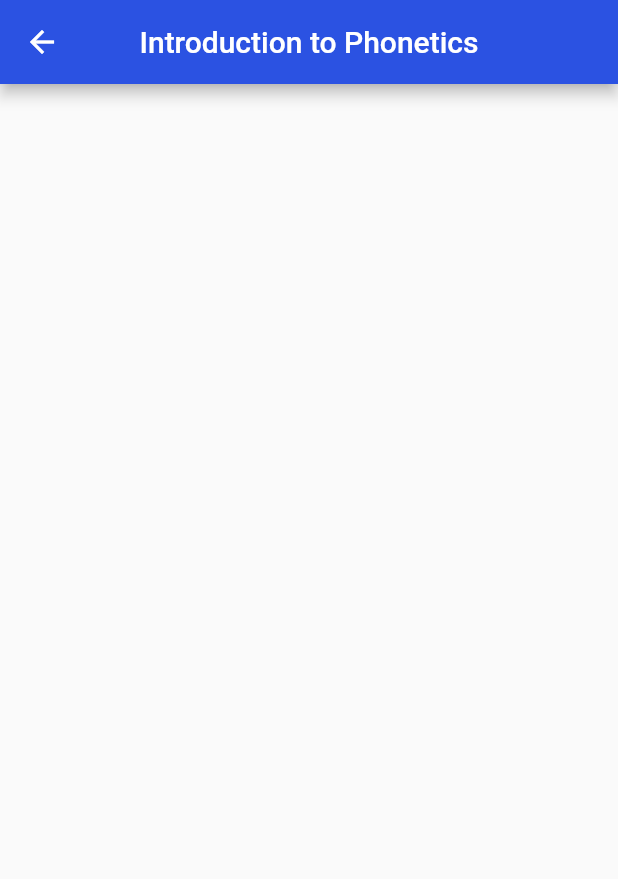
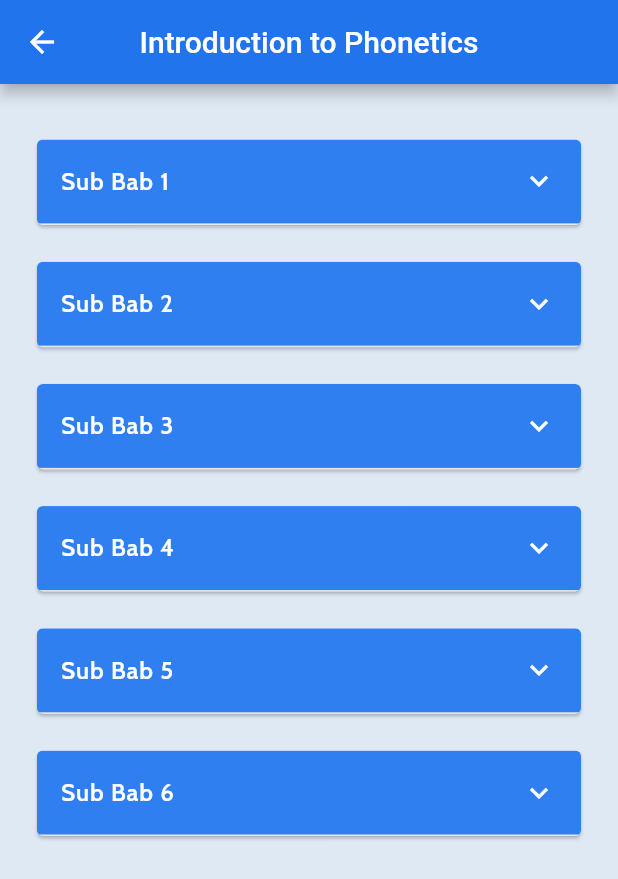
Before and after one commit to utrodus/flutter-phonetic-app, a Flutter app: the Intro screen opened by its route, on a phone screen of 412 x 824 dp. Shown: the top 879 px of the screen. Run offline on Flutter 3.47's test engine with Material 2 defaults, Android fonts, the phone set to English and light mode, and no system bars; drawn by our look-alikes of expandable.

Commit message:
Introduction Screen Finish

```diff
--- /dev/null
+++ b/lib/constant/content.dart
@@ -0,0 +1,3 @@
+
+const subBab1 =
+    "Lorem ipsum dolor sit amet, consectetur adipiscing elit, sed do eiusmod tempor incididunt ut labore et dolore magna aliqua. Ut enim ad minim veniam, quis nostrud exercitation ullamco laboris nisi ut aliquip ex ea commodo consequat. Duis aute irure dolor in reprehenderit in voluptate velit esse cillum dolore eu fugiat nulla pariatur. Excepteur sint occaecat cupidatat non proident, sunt in culpa qui officia deserunt mollit anim id est laborum.";
--- /dev/null
+++ b/lib/screen/pages/introduction/introitem.dart
@@ -0,0 +1,28 @@
+import 'package:expandable/expandable.dart';
+import 'package:flutter/material.dart';
+import 'package:ipa/constant/content.dart';
+import 'package:ipa/screen/style/config.dart';
+import 'package:ipa/screen/widgets/introitemlayout.dart';
+
+Widget introItem(BuildContext context) {
+  SizeConfig().init(context);
+  return ExpandableTheme(
+    data: ExpandableThemeData(iconColor: Colors.blue, useInkWell: false),
+    child: ListView(
+      padding: EdgeInsets.only(
+        top: SizeConfig.vertical * 2,
+        bottom: SizeConfig.vertical * 3,
+        left: SizeConfig.horizontal * 5,
+        right: SizeConfig.horizontal * 5,
+      ),
+      children: <Widget>[
+        IntroItemLayout(title: "Sub Bab 1", content: subBab1,),
+        IntroItemLayout(title: "Sub Bab 2", content: subBab1,),
+        IntroItemLayout(title: "Sub Bab 3", content: subBab1,),
+        IntroItemLayout(title: "Sub Bab 4", content: subBab1,),
+        IntroItemLayout(title: "Sub Bab 5", content: subBab1,),
+        IntroItemLayout(title: "Sub Bab 6", content: subBab1,),
+      ],
+    ),
+  );
+}
--- a/lib/screen/pages/introduction/screen.dart
+++ b/lib/screen/pages/introduction/screen.dart
@@ -1,4 +1,7 @@
 import 'package:flutter/material.dart';
+import 'package:ipa/screen/pages/introduction/introitem.dart';
+import 'package:ipa/screen/style/config.dart';
+import 'package:ipa/screen/style/palete.dart';
 import 'package:ipa/screen/widgets/appbar.dart';
 
 class Intro extends StatelessWidget {
@@ -7,7 +10,11 @@ class Intro extends StatelessWidget {
   @override
   Widget build(BuildContext context) {
     return Scaffold(
+      backgroundColor: Palete.blueGrey,
       appBar: appBar(context, judul: "Introduction to Phonetics"),
+      body: Container(
+        child: introItem(context)
+      ),
     );
   }
 }
--- a/lib/screen/style/palete.dart
+++ b/lib/screen/style/palete.dart
@@ -5,14 +5,16 @@ class Palete {
   static Color pink = Color.fromRGBO(235, 54, 149, 1);
   static Color red = Color.fromRGBO(240, 65, 65, 1);
   static Color white = Color.fromRGBO(255, 255, 255, 1);
-  static Color blue = Color.fromRGBO(43, 82, 226, 1);
+  static Color blue = Color.fromRGBO(33, 116, 235, 1);
+  static Color bgAppbar = Color.fromRGBO(40, 93, 239, 1);
   static Color blueMenu = Color.fromRGBO(48, 127, 240, 1);
   static Color blueButton = Color.fromRGBO(58, 82, 245, 1);
-  static Color lightBlue = Color.fromRGBO(87, 108, 252, 1);
+  static Color lightBlue = Color.fromRGBO(49, 91, 240, 0.8);
   static Color bgMenuGrey = Color.fromRGBO(228, 228, 228, 1);
-  static Color blueGrey = Color.fromRGBO(239, 244, 249, 1);
+  static Color blueGrey = Color.fromRGBO(223, 233,  244, 1);
   static Color bgGrey = Color.fromRGBO(244, 246, 249, 1);
   static Color formGrey = Color.fromRGBO(249, 250, 252, 1);
+  static Color isiColor = Color.fromRGBO(80, 80, 80, 1);
   static Color shadowMenu = Color.fromRGBO(0, 0, 0, 0.6);
 
 
--- /dev/null
+++ b/lib/screen/widgets/introitemlayout.dart
@@ -0,0 +1,93 @@
+import 'package:expandable/expandable.dart';
+import 'package:flutter/material.dart';
+import 'package:ipa/screen/style/config.dart';
+import 'package:ipa/screen/style/palete.dart';
+
+class IntroItemLayout extends StatelessWidget {
+  final String content, title;
+  IntroItemLayout({
+    this.content,
+    this.title,
+  });
+
+  @override
+  Widget build(BuildContext context) {
+    SizeConfig().init(context);
+    buildCollapsed() {
+      return Container();
+    }
+
+    buildExpanded() {
+      return Padding(
+        padding: EdgeInsets.all(SizeConfig.horizontal * 3),
+        child: Column(
+          crossAxisAlignment: CrossAxisAlignment.start,
+          children: <Widget>[
+            Text(
+              content ?? "-",
+              softWrap: true,
+              overflow: TextOverflow.clip,
+              textAlign: TextAlign.justify,
+              style: TextStyle(
+                  fontFamily: Palete.cabinRegular,
+                  color: Palete.isiColor,
+                  fontSize: SizeConfig.horizontal * 3.7),
+            ),
+          ],
+        ),
+      );
+    }
+
+    return Container(
+      margin: EdgeInsets.only(top: SizeConfig.vertical * 2),
+      child: ExpandableNotifier(
+          child: ScrollOnExpand(
+        child: Card(
+          clipBehavior: Clip.antiAlias,
+          child: Column(
+            crossAxisAlignment: CrossAxisAlignment.start,
+            children: <Widget>[
+              Builder(
+                builder: (context) {
+                  var controller = ExpandableController.of(context);
+                  return Container(
+                    decoration: BoxDecoration(
+                        color:
+                            controller.expanded ? Palete.blue : Palete.blueMenu),
+                    child: ListTile(
+                      title: Text(
+                        title ?? "-",
+                        maxLines: 2,
+                        overflow: TextOverflow.ellipsis,
+                        style: TextStyle(
+                            color: Palete.white,
+                            fontFamily: Palete.cabinSemiBold,
+                            letterSpacing: 0.6),
+                      ),
+                      trailing: Icon(
+                        controller.expanded
+                            ? Icons.keyboard_arrow_up
+                            : Icons.keyboard_arrow_down,
+                        color: Palete.white,
+                      ),
+                      onTap: () {
+                        controller.toggle();
+                      },
+                    ),
+                  );
+                },
+              ),
+              Expandable(
+                collapsed: buildCollapsed(),
+                expanded: buildExpanded(),
+              ),
+              Divider(
+                height: 1,
+              ),
+            ],
+          ),
+        ),
+      )),
+    );
+  }
+}
--- a/pubspec.yaml
+++ b/pubspec.yaml
@@ -19,6 +19,7 @@ environment:
 dependencies:
   flutter:
     sdk: flutter
+  expandable: ^4.0.2
 
   # The following adds the Cupertino Icons font to your application.
   # Use with the CupertinoIcons class for iOS style icons.
```
